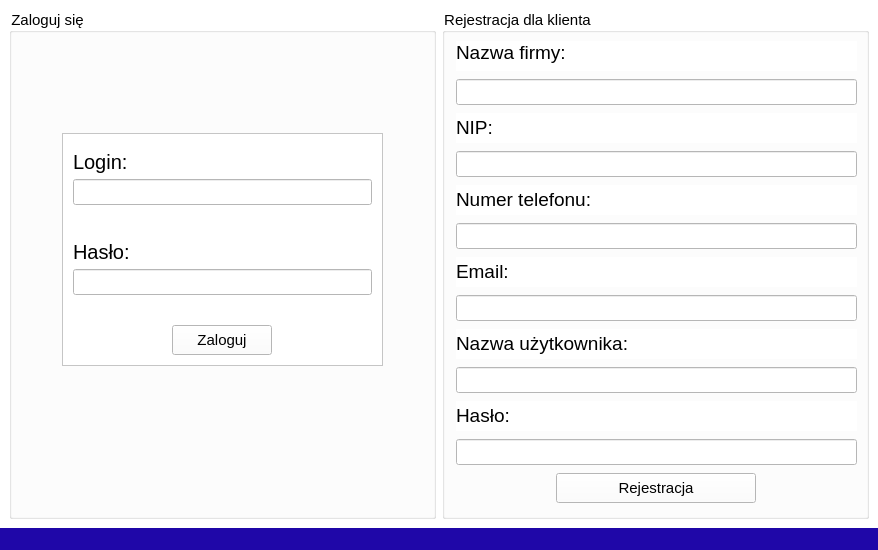
This is transportation_company_qt_app/mainwindow.ui in OlafBieganski/Transportation-company-managment-app as Qt 5 draws it before an edit. The edited form follows.
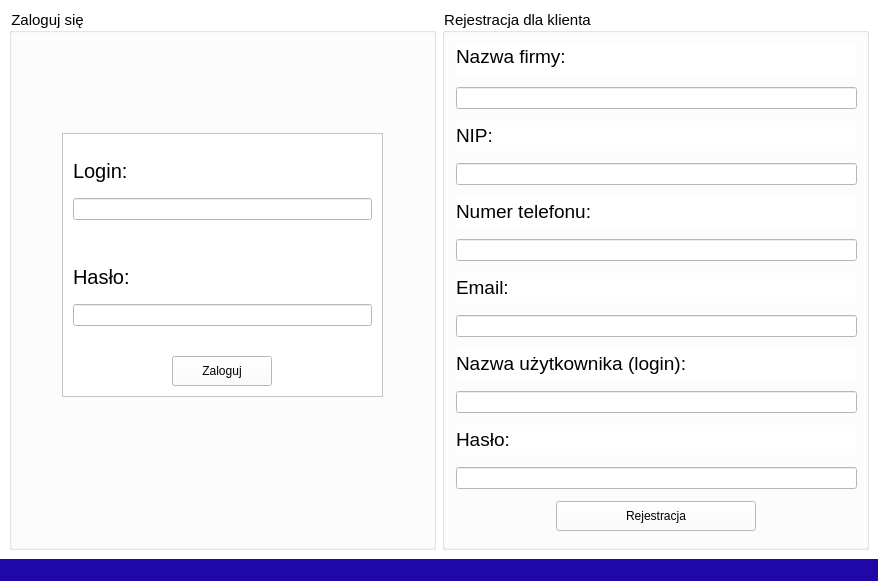
This is the edited form. The open tabs and pages were chosen to show the change. Custom widgets are drawn as their Qt base class.

```diff
--- a/transportation_company_qt_app/mainwindow.ui
+++ b/transportation_company_qt_app/mainwindow.ui
@@ -7,7 +7,7 @@
     <x>0</x>
     <y>0</y>
     <width>878</width>
-    <height>550</height>
+    <height>581</height>
    </rect>
   </property>
   <property name="cursor">
@@ -166,7 +166,7 @@
       </widget>
       <widget class="QWidget" name="login_page">
        <property name="styleSheet">
-        <string notr="true">backgroung-color:  rgb(31, 7, 168)</string>
+        <string notr="true">background-color:  white</string>
        </property>
        <layout class="QHBoxLayout" name="horizontalLayout_3" stretch="1,1">
         <item>
@@ -329,7 +329,7 @@
           <property name="title">
            <string>Rejestracja dla klienta</string>
           </property>
-          <layout class="QVBoxLayout" name="verticalLayout_4" stretch="1,0,1,0,1,0,1,0,1,0,1,0,1">
+          <layout class="QVBoxLayout" name="verticalLayout_4" stretch="1,0,1,0,1,0,1,0,1,0,0,0,1">
            <property name="spacing">
             <number>0</number>
            </property>
@@ -424,7 +424,7 @@
               </size>
              </property>
              <property name="text">
-              <string>&lt;html&gt;&lt;head/&gt;&lt;body&gt;&lt;p&gt;&lt;span style=&quot; font-size:14pt;&quot;&gt;Nazwa użytkownika:&lt;/span&gt;&lt;/p&gt;&lt;/body&gt;&lt;/html&gt;</string>
+              <string>&lt;html&gt;&lt;head/&gt;&lt;body&gt;&lt;p&gt;&lt;span style=&quot; font-size:14pt;&quot;&gt;Nazwa użytkownika (login):&lt;/span&gt;&lt;/p&gt;&lt;/body&gt;&lt;/html&gt;</string>
              </property>
             </widget>
            </item>
@@ -509,6 +509,14 @@
   </widget>
   <widget class="QStatusBar" name="statusbar"/>
  </widget>
+ <customwidgets>
+  <customwidget>
+   <class>UserWidgets</class>
+   <extends>QWidget</extends>
+   <header>userwidgets.h</header>
+   <container>1</container>
+  </customwidget>
+ </customwidgets>
  <resources/>
  <connections/>
 </ui>
```
Left out of the diff: 20 changed lines with no effect on the pictures.
